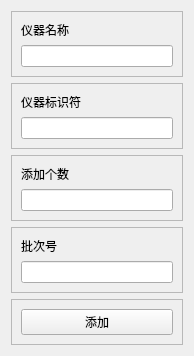
JunWang666/LabNexus, file view/equipmentManage/kaddmanage.ui: the form before one commit.
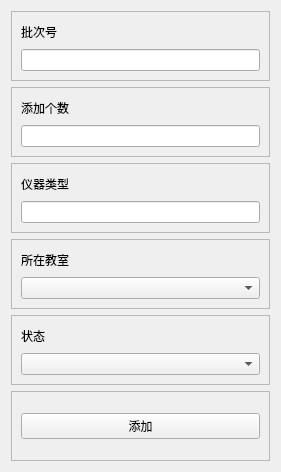
The form after the commit.

Commit message:
equipment——controll
把equipment_controll加入到了管理层面

The edit to the form file:
```diff
--- a/view/equipmentManage/kaddmanage.ui
+++ b/view/equipmentManage/kaddmanage.ui
@@ -6,8 +6,8 @@
             <rect>
                 <x>0</x>
                 <y>0</y>
-                <width>194</width>
-                <height>334</height>
+    <width>281</width>
+    <height>472</height>
             </rect>
         </property>
         <property name="windowTitle">
@@ -15,28 +15,6 @@
         </property>
         <layout class="QGridLayout" name="gridLayout">
             <item row="2" column="0">
-                <widget class="QFrame" name="frame_3">
-                    <property name="frameShape">
-                        <enum>QFrame::Shape::StyledPanel</enum>
-                    </property>
-                    <property name="frameShadow">
-                        <enum>QFrame::Shadow::Raised</enum>
-                    </property>
-                    <layout class="QVBoxLayout" name="verticalLayout_2">
-                        <item>
-                            <widget class="QLabel" name="label_2">
-                                <property name="text">
-                                    <string>仪器标识符</string>
-                                </property>
-                            </widget>
-                        </item>
-                        <item>
-                            <widget class="QLineEdit" name="equipmentIdEdit"/>
-                        </item>
-                    </layout>
-                </widget>
-            </item>
-            <item row="3" column="0">
                 <widget class="QFrame" name="frame_4">
                     <property name="frameShape">
                         <enum>QFrame::Shape::StyledPanel</enum>
@@ -58,6 +36,91 @@
                     </layout>
                 </widget>
             </item>
+   <item row="5" column="0">
+    <widget class="QFrame" name="frame_7">
+     <property name="frameShape">
+      <enum>QFrame::Shape::StyledPanel</enum>
+     </property>
+     <property name="frameShadow">
+      <enum>QFrame::Shadow::Raised</enum>
+     </property>
+     <layout class="QVBoxLayout" name="verticalLayout_5">
+      <item>
+       <widget class="QLabel" name="label_6">
+        <property name="text">
+         <string>状态</string>
+        </property>
+       </widget>
+      </item>
+      <item>
+       <widget class="QComboBox" name="comboBox_2"/>
+      </item>
+     </layout>
+    </widget>
+   </item>
+   <item row="4" column="0">
+    <widget class="QFrame" name="frame_6">
+     <property name="frameShape">
+      <enum>QFrame::Shape::StyledPanel</enum>
+     </property>
+     <property name="frameShadow">
+      <enum>QFrame::Shadow::Raised</enum>
+     </property>
+     <layout class="QVBoxLayout" name="verticalLayout_6">
+      <item>
+       <widget class="QLabel" name="label_5">
+        <property name="text">
+         <string>所在教室</string>
+        </property>
+       </widget>
+      </item>
+      <item>
+       <widget class="QComboBox" name="comboBox"/>
+      </item>
+     </layout>
+    </widget>
+   </item>
+   <item row="6" column="0">
+    <widget class="QFrame" name="frame">
+     <property name="frameShape">
+      <enum>QFrame::Shape::StyledPanel</enum>
+     </property>
+     <property name="frameShadow">
+      <enum>QFrame::Shadow::Raised</enum>
+     </property>
+     <layout class="QHBoxLayout" name="horizontalLayout">
+      <item>
+       <widget class="QPushButton" name="addButton">
+        <property name="text">
+         <string>添加</string>
+        </property>
+       </widget>
+      </item>
+     </layout>
+    </widget>
+   </item>
+   <item row="3" column="0">
+    <widget class="QFrame" name="frame_5">
+     <property name="frameShape">
+      <enum>QFrame::Shape::StyledPanel</enum>
+     </property>
+     <property name="frameShadow">
+      <enum>QFrame::Shadow::Raised</enum>
+     </property>
+     <layout class="QVBoxLayout" name="verticalLayout_4">
+      <item>
+       <widget class="QLabel" name="label_4">
+        <property name="text">
+         <string>仪器类型</string>
+        </property>
+       </widget>
+      </item>
+      <item>
+       <widget class="QLineEdit" name="batchNumberEdit"/>
+      </item>
+     </layout>
+    </widget>
+   </item>
             <item row="1" column="0">
                 <widget class="QFrame" name="frame_2">
                     <property name="maximumSize">
@@ -76,53 +139,12 @@
                         <item>
                             <widget class="QLabel" name="label">
                                 <property name="text">
-                                    <string>仪器名称</string>
-                                </property>
-                            </widget>
-                        </item>
-                        <item>
-                            <widget class="QLineEdit" name="equipmentNameEdit"/>
-                        </item>
-                    </layout>
-                </widget>
-            </item>
-            <item row="4" column="0">
-                <widget class="QFrame" name="frame_5">
-                    <property name="frameShape">
-                        <enum>QFrame::Shape::StyledPanel</enum>
-                    </property>
-                    <property name="frameShadow">
-                        <enum>QFrame::Shadow::Raised</enum>
-                    </property>
-                    <layout class="QVBoxLayout" name="verticalLayout_4">
-                        <item>
-                            <widget class="QLabel" name="label_4">
-                                <property name="text">
                                     <string>批次号</string>
                                 </property>
                             </widget>
                         </item>
                         <item>
-                            <widget class="QLineEdit" name="batchNumberEdit"/>
-                        </item>
-                    </layout>
-                </widget>
-            </item>
-            <item row="5" column="0">
-                <widget class="QFrame" name="frame">
-                    <property name="frameShape">
-                        <enum>QFrame::Shape::StyledPanel</enum>
-                    </property>
-                    <property name="frameShadow">
-                        <enum>QFrame::Shadow::Raised</enum>
-                    </property>
-                    <layout class="QHBoxLayout" name="horizontalLayout">
-                        <item>
-                            <widget class="QPushButton" name="addButton">
-                                <property name="text">
-                                    <string>添加</string>
-                                </property>
-                            </widget>
+       <widget class="QLineEdit" name="equipmentNameEdit"/>
                         </item>
                     </layout>
                 </widget>
```
Lines whose indentation alone changed are shown as unchanged. The commit also changes 40 other files.
